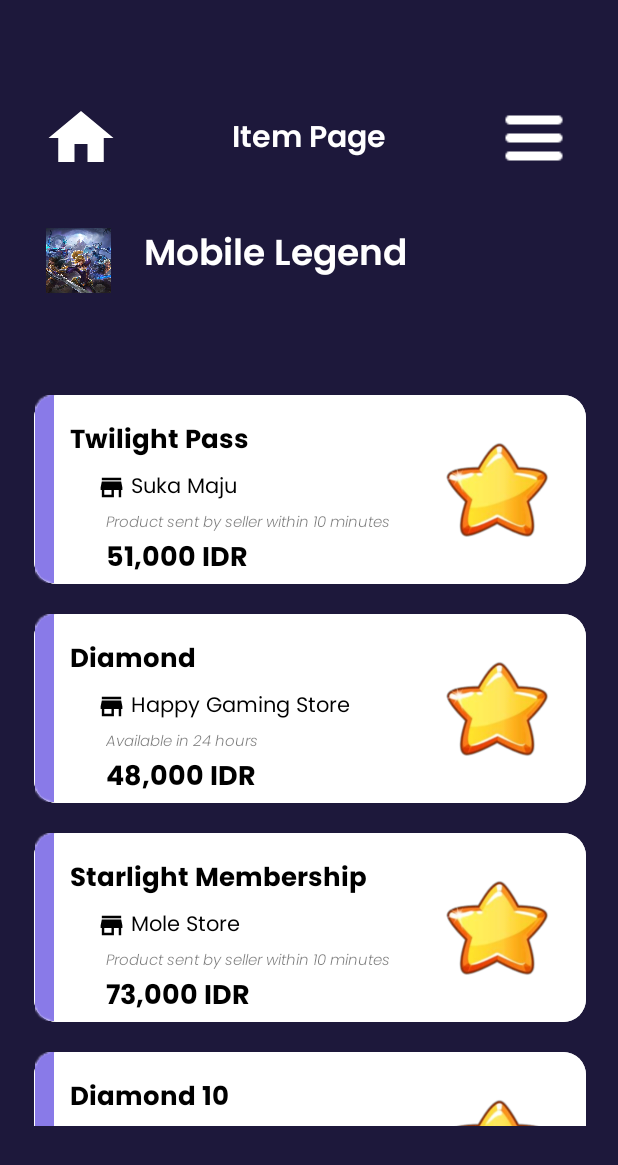
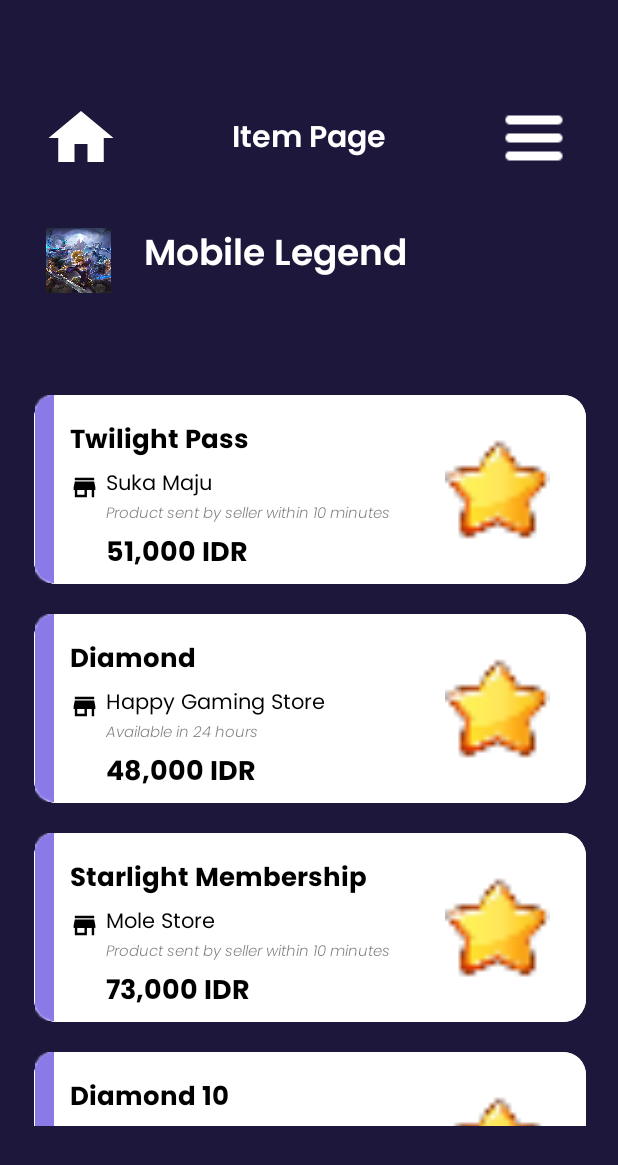
Before and after one commit to torianyap/VACash, an Android app: the screen it shows after launch (ItemPage), after a tap on "Mobile Legend", on a phone screen of 412 x 824 dp. Shown: the top 1165 px of the screen. Run offline under Robolectric (Android 15) with nearby library versions, the phone set to English and light mode, and no system bars; 3 other taps on this screen came first.

Commit message:
Item Page Done kecuali Pokemon

```diff
--- a/app/src/main/java/com/example/vacash/adapters/ItemPageAdapter.java
+++ b/app/src/main/java/com/example/vacash/adapters/ItemPageAdapter.java
@@ -1,6 +1,8 @@
 package com.example.vacash.adapters;
 
 import android.content.Context;
+import android.graphics.Bitmap;
+import android.graphics.BitmapFactory;
 import android.view.LayoutInflater;
 import android.view.View;
 import android.view.ViewGroup;
@@ -39,11 +41,16 @@
 
     @Override
     public void onBindViewHolder(@NonNull ItemPageAdapter.MyViewHolder holder, int position) {
+        int size = 10;
+        Bitmap originalBitmap = BitmapFactory.decodeResource(context.getResources(), itemModels.get(position).getItemImg());
+        Bitmap resized = Bitmap.createScaledBitmap(originalBitmap, originalBitmap.getWidth() / size, originalBitmap.getHeight() / size, true);
+        originalBitmap.recycle();
+        holder.imageView.setImageBitmap(resized);
+
         holder.itemName.setText(itemModels.get(position).getItemName());
         holder.storeName.setText(itemModels.get(position).getStoreName());
         holder.storeDetail.setText(itemModels.get(position).getStoreDetail());
         holder.itemPrice.setText(GlobalVariable.formatCurrency(itemModels.get(position).getItemPrice()));
-        holder.imageView.setImageResource(itemModels.get(position).getItemImg());
     }
 
     @Override
--- a/app/src/main/java/com/example/vacash/models/GlobalVariable.java
+++ b/app/src/main/java/com/example/vacash/models/GlobalVariable.java
@@ -101,7 +101,7 @@
         games.add(genshin);
 
         // PUBG
-        GameWithItems pubg = new GameWithItems("PUBG Mobile", "Mobile", "Krafton", 4.8, R.drawable.pubgmobile);
+        GameWithItems pubg = new GameWithItems("PUBG", "Mobile", "Krafton", 4.8, R.drawable.pubgmobile);
         pubg.items.add(new ItemModel("30 Battle Coin", "Mengg33", "Trusted since 2020", "7000", R.drawable.pubg));
         pubg.items.add(new ItemModel("40 Battle Coin", "Mengg33", "Trusted since 2020", "9000", R.drawable.pubg));
         pubg.items.add(new ItemModel("60 Battle Coin", "Mengg33", "Trusted since 2020", "13400", R.drawable.pubg));
@@ -112,7 +112,7 @@
         GameWithItems growtopia = new GameWithItems("Growtopia", "Mobile", "Ubisoft", 4.7, R.drawable.growtopiamobile);
         growtopia.items.add(new ItemModel("World Lock", "GGwp Store", "Trusted since 2020", "1000", R.drawable.growtopia));
         growtopia.items.add(new ItemModel("Bunny Lock", "GGwp Store", "Trusted since 2020", "3000", R.drawable.growtopia));
-        growtopia.items.add(new ItemModel("Green Gem Box", "GGwp Store", "Trusted since 2019", "366000", R.drawable.growtopia));
+        growtopia.items.add(new ItemModel("Green Gem Box", "HatBox Store", "Trusted since 2019", "366000", R.drawable.growtopia));
 
         games.add(growtopia);
 
@@ -125,7 +125,7 @@
         games.add(apex);
 
         // GTA V
-        GameWithItems gta = new GameWithItems("GTA V", "PC", "Rockstar Games", 4.4, R.drawable.gtapc);
+        GameWithItems gta = new GameWithItems("Grand Theft Auto V", "PC", "Rockstar Games", 4.4, R.drawable.gtapc);
         gta.items.add(new ItemModel("Great White Shark Cash Card", "GGwp Store", "Trusted since 2020", "180000", R.drawable.gta));
         gta.items.add(new ItemModel("Tiger Shark Cash Card", "GGwp Store", "Trusted since 2020", "155000", R.drawable.gta));
         gta.items.add(new ItemModel("Whale Shark Cash Card", "HatBox Store", "Trusted since 2019", "66000", R.drawable.gta));
@@ -134,9 +134,10 @@
 
         // COD
         GameWithItems cod = new GameWithItems("Call of Duty", "PC", "Activision", 4.3, R.drawable.codpc);
-        cod.items.add(new ItemModel("6 Bell Bags", "GGwp Store", "Trusted since 2020", "69000", R.drawable.cod));
-        cod.items.add(new ItemModel("45 Bell Bags", "GGwp Store", "Trusted since 2020", "69000", R.drawable.cod));
-        cod.items.add(new ItemModel("90 Bell Bags", "HatBox Store", "Trusted since 2019", "479000", R.drawable.cod));
+        cod.items.add(new ItemModel("500 CP", "Abcd Store", "Trusted since 2020", "100000", R.drawable.cod));
+        cod.items.add(new ItemModel("1100 CP", "Kukira Store", "Trusted since 2020", "195000", R.drawable.cod));
+        cod.items.add(new ItemModel("2400 CP", "HatBox Store", "Trusted since 2019", "390000", R.drawable.cod));
+        cod.items.add(new ItemModel("5000 CP", "Asixx Store", "Trusted since 2020", "655000", R.drawable.cod));
         games.add(cod);
 
         // Valorant
@@ -150,7 +151,7 @@
         GameWithItems fifa = new GameWithItems("FIFA 20", "PC", "EA Sports", 4.7, R.drawable.fifapc);
         fifa.items.add(new ItemModel("Voucher Point 1050", "GGwp Store", "Trusted since 2020", "50000", R.drawable.fifa));
         fifa.items.add(new ItemModel("Voucher Point 1600", "GGwp Store", "Trusted since 2020", "80000", R.drawable.fifa));
-        fifa.items.add(new ItemModel("Voucher Point 2200", "AJP Store", "Trusted since 2019", "110000", R.drawable.fifa));
+        fifa.items.add(new ItemModel("Voucher Point 2200", "HatBox Store", "Trusted since 2019", "110000", R.drawable.fifa));
         games.add(fifa);
 
         // Minecraft
@@ -190,9 +191,9 @@
 
         // Sims
         GameWithItems sims = new GameWithItems("The Sims 4", "Console", "Electronic Arts", 4.3, R.drawable.sims4console);
-        sims.items.add(new ItemModel("6 Bell Bags", "GGwp Store", "Trusted since 2020", "69000", R.drawable.sims));
-        sims.items.add(new ItemModel("45 Bell Bags", "GGwp Store", "Trusted since 2020", "69000", R.drawable.sims));
-        sims.items.add(new ItemModel("90 Bell Bags", "HatBox Store", "Trusted since 2019", "479000", R.drawable.sims));
+        sims.items.add(new ItemModel("Basement Treasure Package", "GGwp Store", "Trusted since 2020", "69000", R.drawable.sims));
+        sims.items.add(new ItemModel("Greenhouse Haven Package", "GGwp Store", "Trusted since 2020", "69000", R.drawable.sims));
+        sims.items.add(new ItemModel("Snowy Escape Package", "HatFam Store", "Trusted since 2019", "479000", R.drawable.sims));
         games.add(sims);
     }
 }
--- a/app/src/main/res/layout/activity_home_page.xml
+++ b/app/src/main/res/layout/activity_home_page.xml
@@ -11,14 +11,12 @@
         android:id="@+id/textView5"
         android:layout_width="253dp"
         android:layout_height="34dp"
-        android:layout_marginStart="28dp"
+        android:layout_marginStart="32dp"
         android:layout_marginTop="28dp"
         android:fontFamily="@font/poppinssemibold"
         android:text="Welcome to VACash"
         android:textColor="@color/lightpurple"
         android:textSize="24sp"
-        app:layout_constraintEnd_toEndOf="parent"
-        app:layout_constraintHorizontal_bias="0.03"
         app:layout_constraintStart_toStartOf="parent"
         app:layout_constraintTop_toTopOf="parent" />
 
--- a/app/src/main/res/layout/item_recycler_row.xml
+++ b/app/src/main/res/layout/item_recycler_row.xml
@@ -57,7 +57,7 @@
                 app:layout_constraintBottom_toBottomOf="parent"
                 app:layout_constraintStart_toStartOf="parent"
                 app:layout_constraintTop_toBottomOf="@+id/textView6"
-                app:layout_constraintVertical_bias="0.0" />
+                app:layout_constraintVertical_bias="1.0" />
 
             <ImageView
                 android:id="@+id/imageView8"
@@ -65,7 +65,7 @@
                 android:layout_height="23dp"
                 app:layout_constraintBottom_toBottomOf="parent"
                 app:layout_constraintEnd_toStartOf="@+id/textView8"
-                app:layout_constraintHorizontal_bias="0.923"
+                app:layout_constraintHorizontal_bias="0.827"
                 app:layout_constraintStart_toStartOf="parent"
                 app:layout_constraintTop_toTopOf="parent"
                 app:layout_constraintVertical_bias="0.485"
@@ -81,7 +81,7 @@
                 android:textColor="@color/black"
                 android:textSize="14sp"
                 app:layout_constraintEnd_toStartOf="@+id/imageView7"
-                app:layout_constraintHorizontal_bias="0.94"
+                app:layout_constraintHorizontal_bias="0.695"
                 app:layout_constraintStart_toStartOf="parent"
                 app:layout_constraintTop_toBottomOf="@+id/textView9" />
 
@@ -90,7 +90,6 @@
                 android:layout_width="wrap_content"
                 android:layout_height="wrap_content"
                 android:layout_marginStart="48dp"
-                android:layout_marginTop="4dp"
                 android:fontFamily="@font/poppinslightitalic"
                 android:text="Store Detail"
                 android:textSize="10sp"
@@ -99,8 +98,8 @@
 
             <TextView
                 android:id="@+id/textView9"
-                android:layout_width="247dp"
-                android:layout_height="30dp"
+                android:layout_width="246dp"
+                android:layout_height="28dp"
                 android:layout_marginStart="24dp"
                 android:layout_marginTop="16dp"
                 android:fontFamily="@font/poppinsbold"
```
Also changed, not shown: app/src/main/res/layout/home_game_card.xml (+9 -9 lines), 1 other file.
